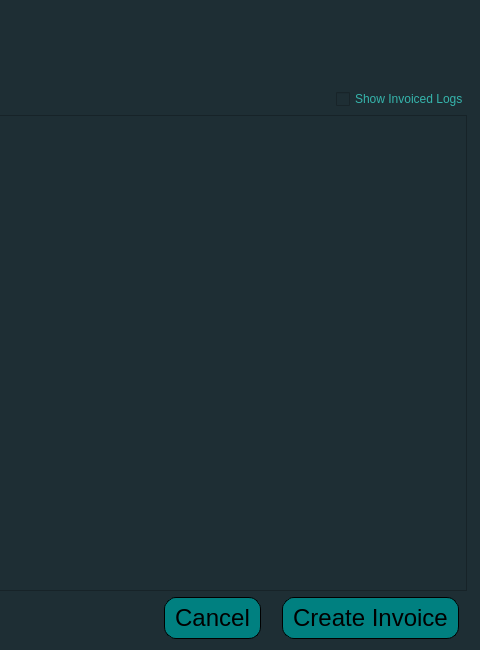
Before: the Qt Designer form src/ui/ViewTimeEntries.ui in CanMatthewCode/ArchitectsLog, drawn with Qt 5; both pictures show x 944 to 1424 and y 0 to 650 of the 1424 by 650 pixel window.
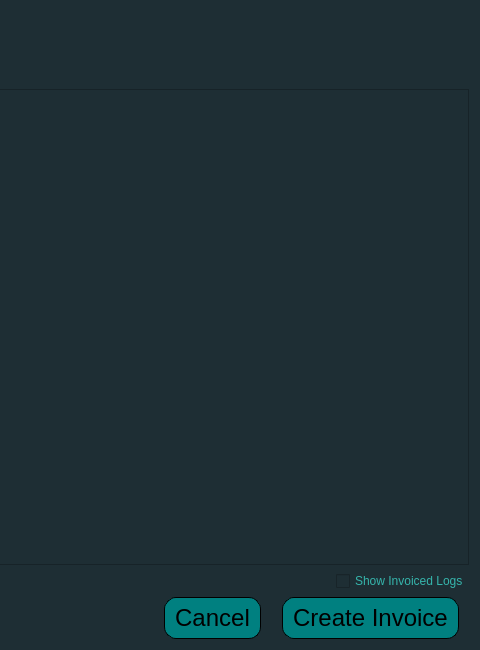
After: the same form once the commit is applied.

Commit message: allow all view windows to be user drag adjustable

```diff
--- a/src/ui/ViewTimeEntries.ui
+++ b/src/ui/ViewTimeEntries.ui
@@ -11,7 +11,7 @@
    </rect>
   </property>
   <property name="sizePolicy">
-   <sizepolicy hsizetype="Fixed" vsizetype="Fixed">
+   <sizepolicy hsizetype="Preferred" vsizetype="Preferred">
     <horstretch>0</horstretch>
     <verstretch>0</verstretch>
    </sizepolicy>
@@ -59,29 +59,17 @@
      </property>
     </widget>
    </item>
-   <item alignment="Qt::AlignmentFlag::AlignRight|Qt::AlignmentFlag::AlignVCenter">
-    <widget class="QCheckBox" name="showInvoicedCheckBox">
-     <property name="styleSheet">
-      <string notr="true">QCheckBox{
-	color: #35B5AC;
-}</string>
-     </property>
-     <property name="text">
-      <string>Show Invoiced Logs</string>
-     </property>
-    </widget>
-   </item>
    <item>
     <widget class="QTableView" name="timeEntriesTableView">
      <property name="sizePolicy">
-      <sizepolicy hsizetype="Fixed" vsizetype="Expanding">
+      <sizepolicy hsizetype="MinimumExpanding" vsizetype="Expanding">
        <horstretch>0</horstretch>
        <verstretch>0</verstretch>
       </sizepolicy>
      </property>
      <property name="minimumSize">
       <size>
-       <width>1400</width>
+       <width>1200</width>
        <height>0</height>
       </size>
      </property>
@@ -92,6 +80,21 @@
      </property>
      <property name="alternatingRowColors">
       <bool>true</bool>
+     </property>
+     <attribute name="horizontalHeaderStretchLastSection">
+      <bool>true</bool>
+     </attribute>
+    </widget>
+   </item>
+   <item alignment="Qt::AlignmentFlag::AlignRight|Qt::AlignmentFlag::AlignVCenter">
+    <widget class="QCheckBox" name="showInvoicedCheckBox">
+     <property name="styleSheet">
+      <string notr="true">QCheckBox{
+	color: #35B5AC;
+}</string>
+     </property>
+     <property name="text">
+      <string>Show Invoiced Logs</string>
      </property>
     </widget>
    </item>
```
The commit also changes 9 other files.
